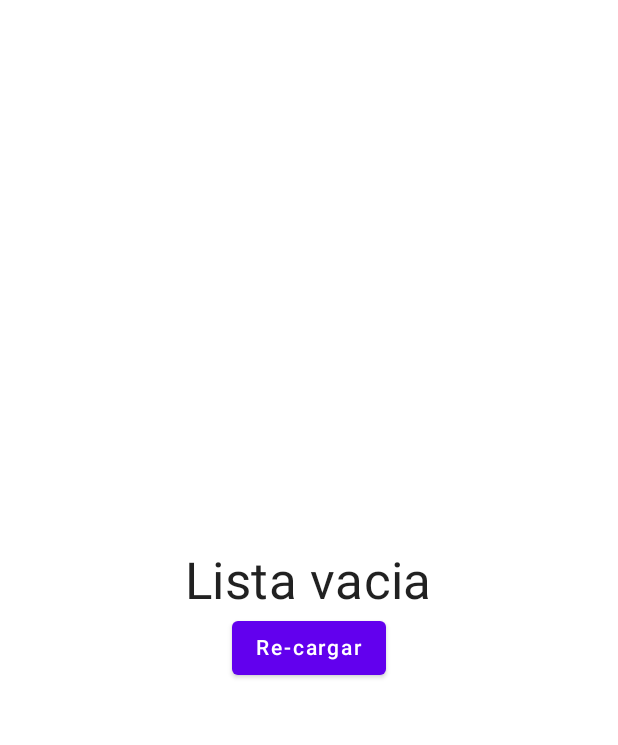
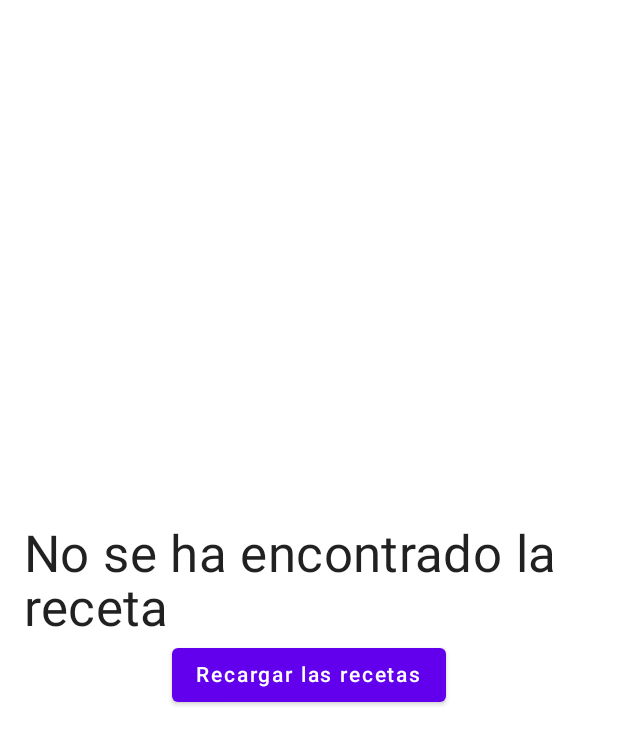
Before and after one commit to 0MoNa15/recetas, an Android app built with Jetpack Compose: the composable EmptyListView shown on its own in the app's theme, on a phone screen of 412 x 824 dp. Shown: the top 745 px of the screen. Run offline under Robolectric (Android 15) with nearby library versions, the phone set to English and light mode, and no system bars.

Commit message:
Se agregan strings al archivo strings.xml

```diff
--- a/app/src/main/java/com/mona15/recetas/recipe/list/view/state/EmptyListView.kt
+++ b/app/src/main/java/com/mona15/recetas/recipe/list/view/state/EmptyListView.kt
@@ -9,6 +9,8 @@ import androidx.compose.ui.Alignment
 import androidx.compose.ui.Modifier
 import androidx.compose.ui.platform.testTag
 import androidx.compose.ui.res.dimensionResource
+import androidx.compose.ui.res.stringResource
+import com.mona15.recetas.R
 
 @Composable
 fun EmptyListView(callToAction: () -> Unit = {}) {
@@ -16,18 +18,17 @@ fun EmptyListView(callToAction: () -> Unit = {}) {
         modifier = Modifier
             .fillMaxWidth()
             .fillMaxHeight()
-            .padding(dimensionResource(id = com.mona15.recetas.R.dimen.padding_double)),
+            .padding(dimensionResource(id = R.dimen.padding_double)),
         verticalArrangement = Arrangement.Center
     ) {
-        val emptyListText = "Lista vacia"
+        val emptyListText = stringResource(R.string.no_se_ha_ecnontrado_receta)
         Text(
             text = emptyListText,
             style = MaterialTheme.typography.h4,
             modifier = Modifier
                 .align(Alignment.CenterHorizontally)
-                .testTag("titleEmptyList")
         )
-        val reloadText = "Re-cargar"
+        val reloadText = stringResource(R.string.recargar_las_recetas)
         Button(
             onClick = callToAction,
             modifier = Modifier.align(Alignment.CenterHorizontally)
--- a/app/src/main/res/values/strings.xml
+++ b/app/src/main/res/values/strings.xml
@@ -15,4 +15,6 @@
     <string name="porciones">Porciones</string>
     <string name="ver_lugar_de_origen">Ver lugar de origen</string>
     <string name="min">%1$s min</string>
+    <string name="no_se_ha_ecnontrado_receta">No se ha encontrado la receta</string>
+    <string name="recargar_las_recetas">Recargar las recetas</string>
 </resources>
```
